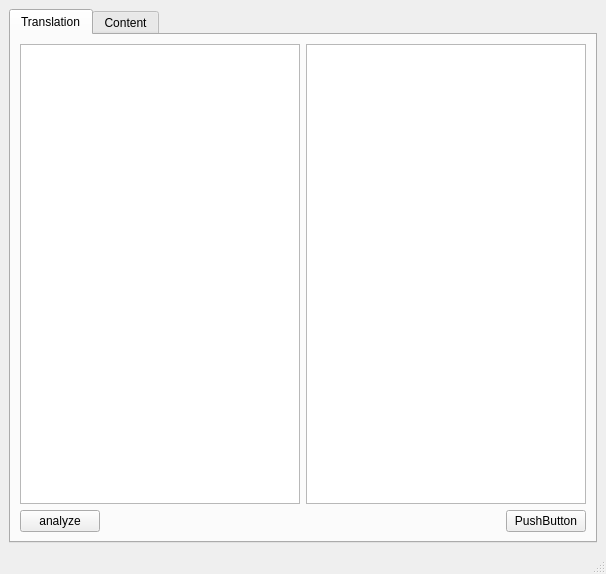
Above: mainwindow.ui from Ilya-Songrov/CorrectBibleText before the change. Below: the same form after it.
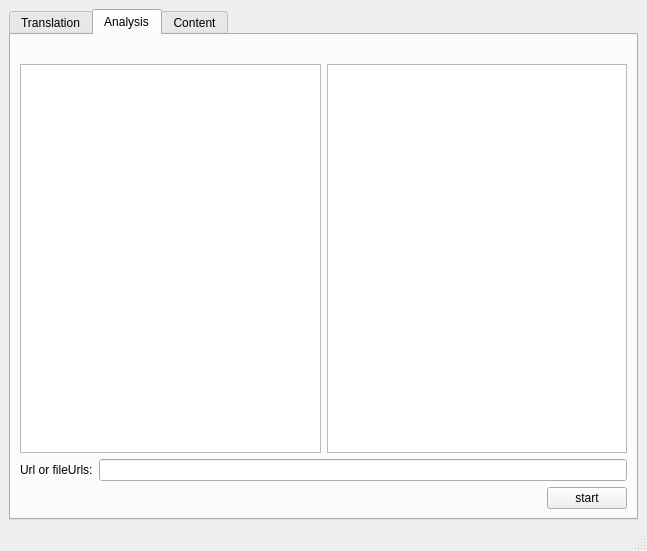
That is the form after the change.

```diff
--- a/mainwindow.ui
+++ b/mainwindow.ui
@@ -6,8 +6,8 @@
    <rect>
     <x>0</x>
     <y>0</y>
-    <width>606</width>
-    <height>574</height>
+    <width>647</width>
+    <height>551</height>
    </rect>
   </property>
   <property name="windowTitle">
@@ -18,58 +18,125 @@
     <item row="0" column="0">
      <widget class="QTabWidget" name="tabWidget">
       <property name="currentIndex">
-       <number>0</number>
+       <number>1</number>
       </property>
       <widget class="QWidget" name="tabTranslation">
        <attribute name="title">
         <string>Translation</string>
        </attribute>
-       <layout class="QGridLayout" name="gridLayout_3">
-        <item row="0" column="0" colspan="2">
+       <layout class="QGridLayout" name="gridLayout_4">
+        <item row="0" column="0" colspan="3">
+         <layout class="QGridLayout" name="gridLayout_3">
+          <item row="0" column="1">
+           <widget class="QPushButton" name="pushButtonLoad">
+            <property name="text">
+             <string>&amp;load</string>
+            </property>
+           </widget>
+          </item>
+          <item row="0" column="0">
+           <widget class="QLineEdit" name="lineEditLoad">
+            <property name="placeholderText">
+             <string>file://</string>
+            </property>
+           </widget>
+          </item>
+         </layout>
+        </item>
+        <item row="1" column="0" rowspan="2">
          <widget class="QListView" name="listViewTranslation"/>
         </item>
-        <item row="1" column="1">
-         <spacer name="horizontalSpacer_2">
-          <property name="orientation">
-           <enum>Qt::Horizontal</enum>
-          </property>
-          <property name="sizeHint" stdset="0">
-           <size>
-            <width>40</width>
-            <height>20</height>
-           </size>
-          </property>
-         </spacer>
+        <item row="1" column="1" colspan="2">
+         <widget class="QTextEdit" name="textEditVerse"/>
         </item>
-        <item row="1" column="0">
-         <widget class="QPushButton" name="pushButtonAnalyze">
+        <item row="2" column="2">
+         <widget class="QPushButton" name="pushButtonSaveTranslation">
           <property name="text">
-           <string>analyze</string>
+           <string>&amp;save</string>
           </property>
          </widget>
         </item>
-        <item row="1" column="3">
-         <widget class="QPushButton" name="pushButton_2">
-          <property name="text">
-           <string>PushButton</string>
-          </property>
-         </widget>
-        </item>
-        <item row="1" column="2">
+        <item row="2" column="1">
          <spacer name="horizontalSpacer_3">
           <property name="orientation">
            <enum>Qt::Horizontal</enum>
           </property>
           <property name="sizeHint" stdset="0">
            <size>
-            <width>40</width>
-            <height>20</height>
+            <width>254</width>
+            <height>17</height>
            </size>
           </property>
          </spacer>
         </item>
-        <item row="0" column="2" colspan="2">
-         <widget class="QTextEdit" name="textEdit"/>
+       </layout>
+      </widget>
+      <widget class="QWidget" name="tabAnalysis">
+       <attribute name="title">
+        <string>Analysis</string>
+       </attribute>
+       <layout class="QGridLayout" name="gridLayout_6">
+        <item row="1" column="0">
+         <widget class="QListView" name="listViewAnalysis"/>
+        </item>
+        <item row="1" column="1">
+         <widget class="QTextBrowser" name="textBrowserAnalysis"/>
+        </item>
+        <item row="2" column="0" colspan="2">
+         <layout class="QGridLayout" name="gridLayout_5">
+          <item row="0" column="0">
+           <widget class="QLabel" name="label">
+            <property name="sizePolicy">
+             <sizepolicy hsizetype="Maximum" vsizetype="Preferred">
+              <horstretch>0</horstretch>
+              <verstretch>0</verstretch>
+             </sizepolicy>
+            </property>
+            <property name="text">
+             <string>Url or fileUrls:</string>
+            </property>
+           </widget>
+          </item>
+          <item row="1" column="0" colspan="2">
+           <spacer name="horizontalSpacer_2">
+            <property name="orientation">
+             <enum>Qt::Horizontal</enum>
+            </property>
+            <property name="sizeHint" stdset="0">
+             <size>
+              <width>378</width>
+              <height>20</height>
+             </size>
+            </property>
+           </spacer>
+          </item>
+          <item row="1" column="2">
+           <widget class="QPushButton" name="pushButtonStartAnalysis">
+            <property name="sizePolicy">
+             <sizepolicy hsizetype="Maximum" vsizetype="Fixed">
+              <horstretch>0</horstretch>
+              <verstretch>0</verstretch>
+             </sizepolicy>
+            </property>
+            <property name="text">
+             <string>start</string>
+            </property>
+           </widget>
+          </item>
+          <item row="0" column="1" colspan="2">
+           <widget class="QLineEdit" name="lineEditAnalysisUrl"/>
+          </item>
+         </layout>
+        </item>
+        <item row="0" column="0" colspan="2">
+         <widget class="QLabel" name="labelAnalysis">
+          <property name="text">
+           <string/>
+          </property>
+          <property name="textInteractionFlags">
+           <set>Qt::LinksAccessibleByMouse|Qt::TextSelectableByMouse</set>
+          </property>
+         </widget>
         </item>
        </layout>
       </widget>
```
Left out of the diff: 7 changed lines with no effect on the pictures.
